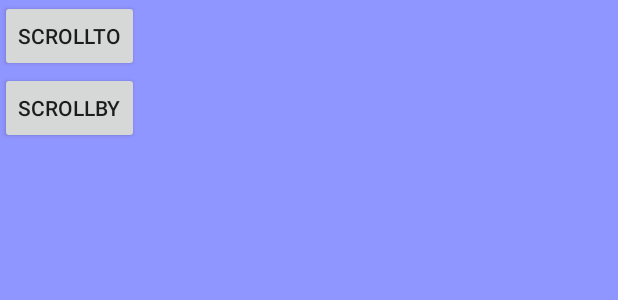
After one commit to sshhsun-code/AndroidReview, an Android app: the layout activity_view_test.xml on its own in the app's theme, with its tools: preview values and no code run, on a phone screen of 412 x 824 dp. The commit adds this screen. Shown: the top 300 px of the screen. Run offline under Robolectric (Android 15) with nearby library versions, the phone set to English and light mode, and no system bars.

Commit message:
[Code] 添加View下Srcoller,Velocity.GestureDetector使用

```diff
--- a/app/src/main/AndroidManifest.xml
+++ b/app/src/main/AndroidManifest.xml
@@ -55,6 +55,8 @@
             android:launchMode="standard"/>
         <activity android:name=".glide_test.demo.GlideTestActivity"
             android:launchMode="standard"/>
+        <activity android:name=".diy_view.demo.ViewActivity"
+            android:launchMode="standard"/>
         <service android:name=".adil_Test.MyAidlService"
             android:enabled="true"
             android:exported="true"
--- a/app/src/main/java/com/review/sunqi/iamss/androidreview/MainActivity.java
+++ b/app/src/main/java/com/review/sunqi/iamss/androidreview/MainActivity.java
@@ -12,6 +12,7 @@ import com.review.sunqi.iamss.androidreview.aidl2.AidlTest2Activity;
 import com.review.sunqi.iamss.androidreview.aidl3.MessengerActivity;
 import com.review.sunqi.iamss.androidreview.aidl4_binderpool.BinderPoolActivity;
 import com.review.sunqi.iamss.androidreview.ashmem_test.AshmemActivity;
+import com.review.sunqi.iamss.androidreview.diy_view.demo.ViewActivity;
 import com.review.sunqi.iamss.androidreview.flow.FlowTestActivity;
 import com.review.sunqi.iamss.androidreview.fragment_test.HolderActivity;
 import com.review.sunqi.iamss.androidreview.glide_test.demo.GlideTestActivity;
@@ -44,6 +45,7 @@ public class MainActivity extends Activity {
         findViewById(R.id.mytest_view_group).setOnClickListener(mClickListener);
         findViewById(R.id.mytest_okhttp).setOnClickListener(mClickListener);
         findViewById(R.id.mytest_glide).setOnClickListener(mClickListener);
+        findViewById(R.id.mytest_view).setOnClickListener(mClickListener);
         Log.e(TAG, "onCreate");
 
         TestHelper.getmInstance(this).testMethod();
@@ -106,6 +108,10 @@ public class MainActivity extends Activity {
                         Intent intent12 = new Intent(MainActivity.this, GlideTestActivity.class);
                         startActivity(intent12);
                         break;
+                    case R.id.mytest_view:
+                        Intent intent13 = new Intent(MainActivity.this, ViewActivity.class);
+                        startActivity(intent13);
+                        break;
                 }
             }
         };
--- /dev/null
+++ b/app/src/main/res/layout/activity_view_test.xml
@@ -0,0 +1,38 @@
+<?xml version="1.0" encoding="utf-8"?>
+<RelativeLayout xmlns:android="http://schemas.android.com/apk/res/android"
+    xmlns:app="http://schemas.android.com/apk/res-auto"
+    xmlns:tools="http://schemas.android.com/tools"
+    android:background="#ffffff"
+    android:layout_width="match_parent"
+    android:layout_height="match_parent"
+    tools:context=".MainActivity">
+    <com.review.sunqi.iamss.androidreview.diy_view.velocity_test.VelocityView
+        android:background="#3f000000"
+        android:visibility="gone"
+        android:layout_width="300dp"
+        android:layout_height="300dp"/>
+
+    <com.review.sunqi.iamss.androidreview.diy_view.gesturedector.GestureView
+        android:background="#6f000ffe"
+        android:layout_width="200dp"
+        android:visibility="gone"
+        android:layout_height="200dp" />
+
+    <LinearLayout
+        android:layout_width="match_parent"
+        android:layout_height="match_parent"
+        android:background="#6f000ffe"
+        android:id="@+id/layout"
+        android:orientation="vertical">
+        <Button
+            android:id="@+id/btn_scroll_to"
+            android:layout_width="wrap_content"
+            android:layout_height="wrap_content"
+            android:text="scrollTo"/>
+        <Button
+            android:id="@+id/btn_scroll_by"
+            android:layout_width="wrap_content"
+            android:layout_height="wrap_content"
+            android:text="scrollBy"/>
+    </LinearLayout>
+</RelativeLayout>
--- a/app/src/main/res/layout/content_main.xml
+++ b/app/src/main/res/layout/content_main.xml
@@ -80,6 +80,11 @@
                 android:layout_width="wrap_content"
                 android:layout_height="wrap_content"
                 android:text="glideDemo使用" />
+            <Button
+                android:id="@+id/mytest_view"
+                android:layout_width="wrap_content"
+                android:layout_height="wrap_content"
+                android:text="自定义View测试使用" />
         </LinearLayout>
     </ScrollView>
 
```
Also changed, not shown: app/src/main/java/com/review/sunqi/iamss/androidreview/diy_view/demo/CustomScrollerViewGroup.java (added, +186 -0 lines), app/src/main/java/com/review/sunqi/iamss/androidreview/diy_view/demo/ViewActivity.java (added, +57 -0 lines), app/src/main/java/com/review/sunqi/iamss/androidreview/diy_view/gesturedector/GestureView.java (added, +92 -0 lines), app/src/main/java/com/review/sunqi/iamss/androidreview/diy_view/velocity_test/VelocityView.java (added, +99 -0 lines), app/src/main/res/layout/activity_view_scroller_test.xml (added, +24 -0 lines).
